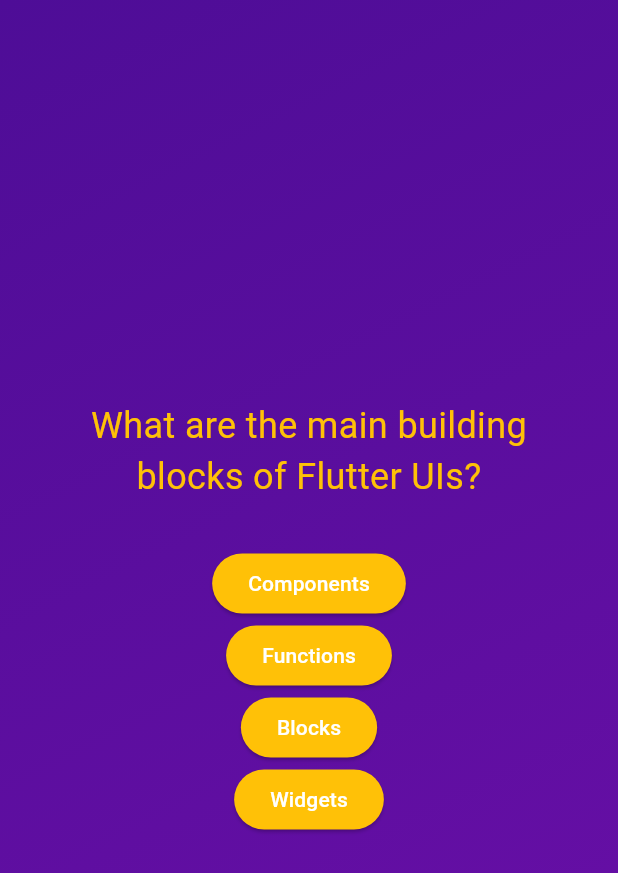
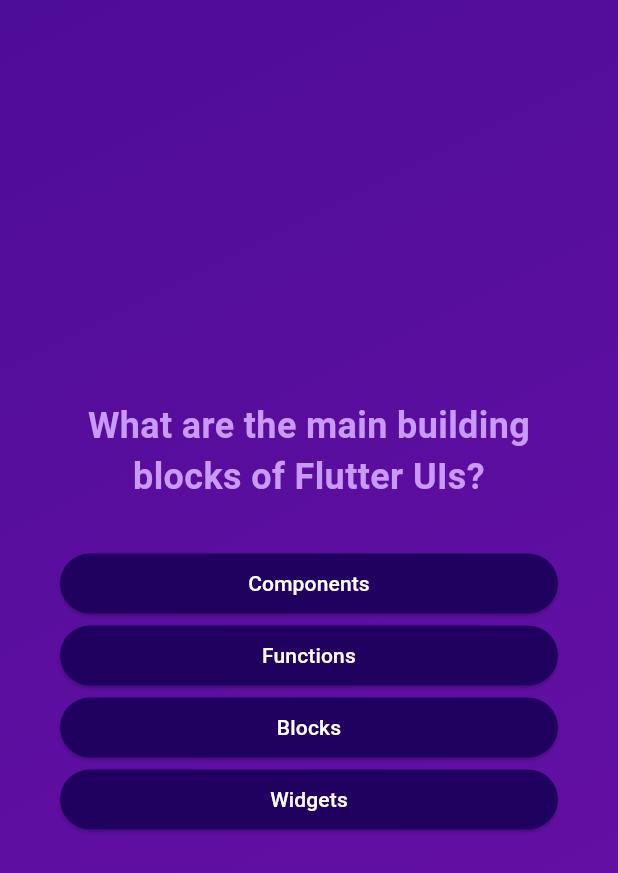
Before and after one commit to Priya-1305/Quiz_App, a Flutter app: the screen it shows after launch, after a tap on "Start Quiz", on a phone screen of 412 x 824 dp. Shown: the top 873 px of the screen. Run offline on Flutter 3.47's test engine with Material 3 defaults, Android fonts, the phone set to English and light mode, and no system bars.

Commit message:
add end screen which contains final result of correct answers

```diff
--- a/lib/options/answer_screen.dart
+++ b/lib/options/answer_screen.dart
@@ -1,6 +1,4 @@
 import 'package:flutter/material.dart';
-import 'package:flutter/rendering.dart';
-import 'package:quiz_app/Data/Questions.dart';
 
 class AnswerButton extends StatelessWidget {
   const AnswerButton({
@@ -10,17 +8,27 @@ class AnswerButton extends StatelessWidget {
   });
 
   final String answerText;
-  final Function() onTap;
+  final void Function() onTap;
 
   @override
   Widget build(BuildContext context) {
     return ElevatedButton(
-      onPressed: () {},
+      onPressed: onTap,
       style: ElevatedButton.styleFrom(
+        padding: const EdgeInsets.symmetric(
+          vertical: 10,
+          horizontal: 40,
+        ),
+        backgroundColor: const Color.fromARGB(255, 33, 1, 95),
         foregroundColor: Colors.white,
-        backgroundColor: Colors.amber,
+        shape: RoundedRectangleBorder(
+          borderRadius: BorderRadius.circular(40),
+        ),
       ),
-      child: Text(answerText),
+      child: Text(
+        answerText,
+        textAlign: TextAlign.center,
+      ),
     );
   }
 }
--- a/lib/options/quiz_ques.dart
+++ b/lib/options/quiz_ques.dart
@@ -4,10 +4,9 @@ class QuizQuestion {
   final String text;
   final List<String> answers;
 
-  List<String> Getshuffleanswers() {
+  List<String> get shuffledAnswers {
     final shuffledList = List.of(answers);
     shuffledList.shuffle();
-
     return shuffledList;
   }
 }
--- a/lib/questions.dart
+++ b/lib/questions.dart
@@ -1,13 +1,18 @@
-import 'dart:developer';
-
 import 'package:flutter/material.dart';
 import 'package:flutter/rendering.dart';
 import 'package:quiz_app/Data/Questions.dart';
 
 import 'package:quiz_app/options/answer_screen.dart';
 
+import 'package:flutter/material.dart';
+
 class QuestionsScreen extends StatefulWidget {
-  const QuestionsScreen({super.key});
+  const QuestionsScreen({
+    super.key,
+    required this.onSelectAnswer,
+  });
+
+  final void Function(String answer) onSelectAnswer;
 
   @override
   State<QuestionsScreen> createState() {
@@ -18,36 +23,48 @@ class QuestionsScreen extends StatefulWidget {
 class _QuestionsScreenState extends State<QuestionsScreen> {
   var currentQuestionIndex = 0;
 
-  void answerQuestion() {
+  void answerQuestion(String selectedAnswer) {
+    widget.onSelectAnswer(selectedAnswer);
+    // currentQuestionIndex = currentQuestionIndex + 1;
+    // currentQuestionIndex += 1;
     setState(() {
-      currentQuestionIndex++;
+      currentQuestionIndex++; // increments the value by 1
     });
   }
 
   @override
   Widget build(context) {
     final currentQuestion = questions[currentQuestionIndex];
-    return Center(
+
+    return SizedBox(
+      width: double.infinity,
+      child: Container(
+        margin: const EdgeInsets.all(40),
         child: Column(
-      mainAxisSize: MainAxisSize.min,
+          mainAxisAlignment: MainAxisAlignment.center,
+          crossAxisAlignment: CrossAxisAlignment.stretch,
           children: [
             Text(
               currentQuestion.text,
-          style: TextStyle(color: Colors.amber, fontSize: 24),
+              style: TextStyle(
+                color: const Color.fromARGB(255, 201, 153, 251),
+                fontSize: 24,
+                fontWeight: FontWeight.bold,
+              ),
               textAlign: TextAlign.center,
             ),
-        SizedBox(
-          height: 30,
-        ),
-        ...currentQuestion.Getshuffleanswers().map(
-          (answer) {
+            const SizedBox(height: 30),
+            ...currentQuestion.shuffledAnswers.map((answer) {
               return AnswerButton(
                 answerText: answer,
-              onTap: answerQuestion,
+                onTap: () {
+                  answerQuestion(answer);
+                },
               );
-          },
+            })
+          ],
         ),
-      ],
-    ));
+      ),
+    );
   }
 }
--- a/lib/quiz.dart
+++ b/lib/quiz.dart
@@ -1,7 +1,8 @@
 import 'package:flutter/material.dart';
-
+import 'package:quiz_app/result_screen.dart';
 import 'package:quiz_app/start_screen.dart';
 import 'package:quiz_app/questions.dart';
+import 'package:quiz_app/Data/Questions.dart';
 
 class Quiz extends StatefulWidget {
   const Quiz({super.key});
@@ -13,26 +14,51 @@ class Quiz extends StatefulWidget {
 }
 
 class _QuizState extends State<Quiz> {
-  var activeScreen = 'start-screen';
+  List<String> _selectedAnswers = [];
+  var _activeScreen = 'start-screen';
 
-  void switchScreen() {
+  void _switchScreen() {
     setState(() {
-      activeScreen = 'questions-screen';
+      _activeScreen = 'questions-screen';
+    });
+  }
+
+  void _chooseAnswer(String answer) {
+    _selectedAnswers.add(answer);
+
+    if (_selectedAnswers.length == questions.length) {
+      setState(() {
+        _activeScreen = 'results-screen';
+      });
+    }
+  }
+
+  void restartQuiz() {
+    setState(() {
+      _activeScreen = 'questions-screen';
     });
   }
 
   @override
   Widget build(context) {
-    Widget screenWidget = StartScreen(switchScreen);
+    Widget screenWidget = StartScreen(_switchScreen);
 
-    if (activeScreen == 'questions-screen') {
-      screenWidget = const QuestionsScreen();
+    if (_activeScreen == 'questions-screen') {
+      screenWidget = QuestionsScreen(
+        onSelectAnswer: _chooseAnswer,
+      );
+    }
+
+    if (_activeScreen == 'results-screen') {
+      screenWidget = ResultsScreen(
+        chosenAnswers: _selectedAnswers,
+        onRestart: restartQuiz,
+      );
     }
 
     return MaterialApp(
       home: Scaffold(
         body: Container(
-          padding: EdgeInsets.all(40),
           decoration: const BoxDecoration(
             gradient: LinearGradient(
               colors: [
--- a/lib/start_screen.dart
+++ b/lib/start_screen.dart
@@ -24,10 +24,10 @@ class StartScreen extends StatelessWidget {
           //   ),
           // ),
           const SizedBox(height: 80),
-          const Text(
+          Text(
             'Learn Flutter the fun way!',
             style: TextStyle(
-              color: Color.fromARGB(255, 237, 223, 252),
+              color: const Color.fromARGB(255, 237, 223, 252),
               fontSize: 24,
             ),
           ),
```
Also changed, not shown: lib/question_summary/ques_identify.dart (added, +35 -0 lines), lib/question_summary/ques_item.dart (added, +57 -0 lines), lib/question_summary/ques_summary.dart (added, +25 -0 lines), lib/result_screen.dart (added, +77 -0 lines). Lines whose indentation alone changed are shown as unchanged.
